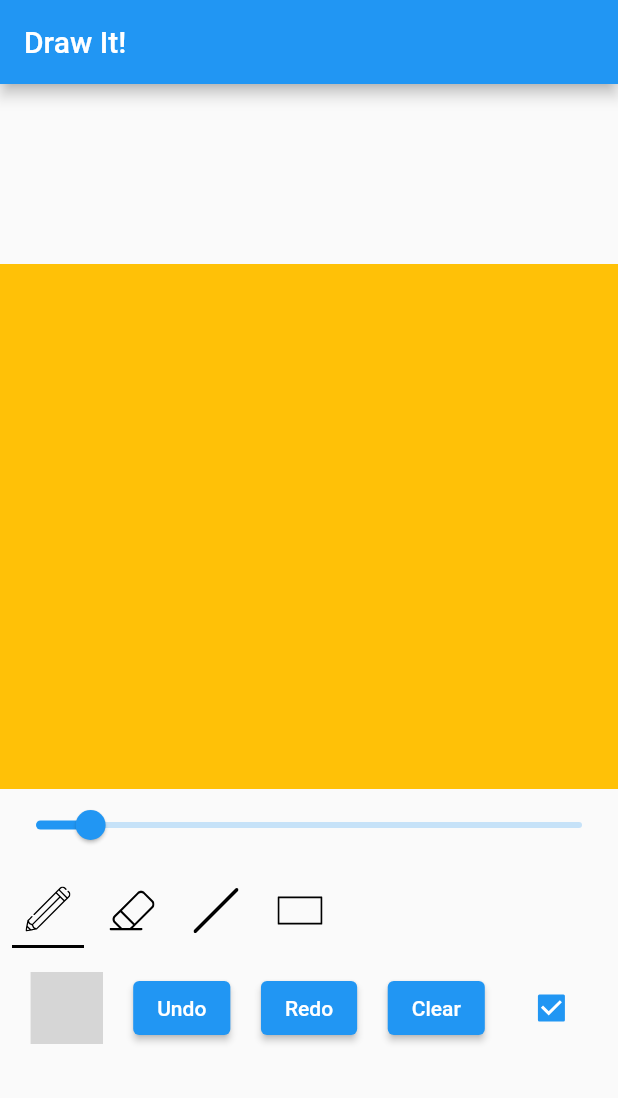
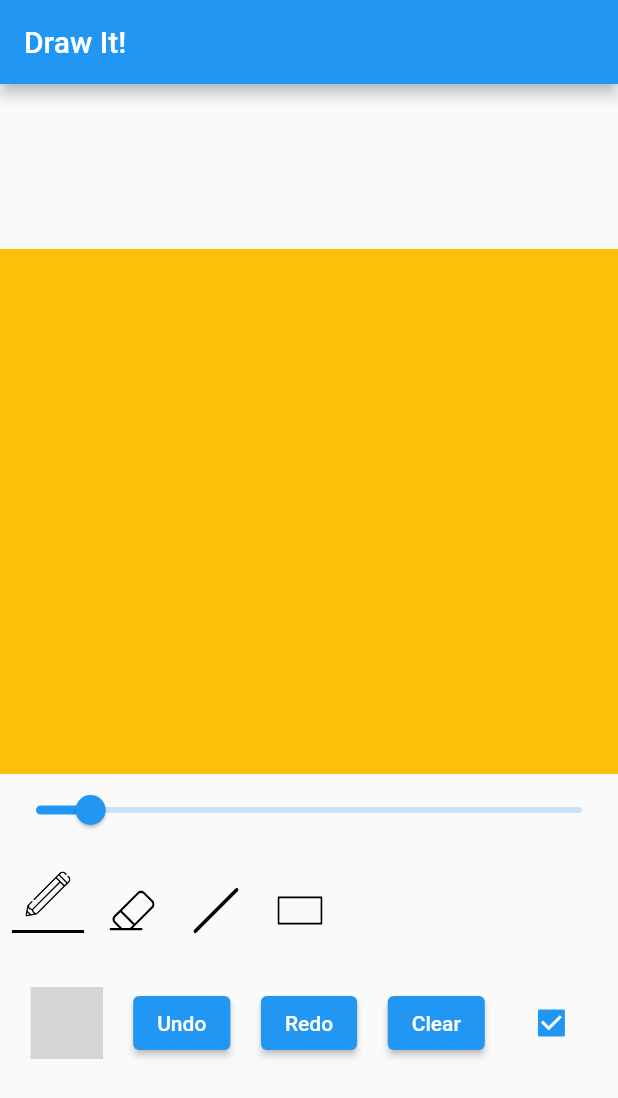
Before and after one commit to ARTI1208/draw_it, a Flutter app: the screen it shows after launch, on a phone screen of 412 x 824 dp. Shown: the top 1098 px of the screen. Run offline on Flutter 3.47's test engine with Material 2 defaults, Android fonts, the phone set to English and light mode, and no system bars; our stand-ins replace flutter_svg, tuple; missing offline and left inert: flex_color_picker; grey boxes are pictures that could not be loaded.

Commit message:
Added elevation for selected tool

```diff
--- a/lib/painter.dart
+++ b/lib/painter.dart
@@ -84,8 +84,7 @@ class PainterState extends State<PainterWidget> {
       ..color = color
       ..strokeCap = StrokeCap.round
       ..strokeWidth = strokeWidth
-      ..style = filled ? PaintingStyle.fill : PaintingStyle.stroke
-    ;
+      ..style = filled ? PaintingStyle.fill : PaintingStyle.stroke;
   }
 
   Paint get linePaint {
@@ -166,7 +165,9 @@ class PainterState extends State<PainterWidget> {
 
     Color newColor = color;
 
-    return showDialog<Color>(context: context, builder: (BuildContext context) {
+    return showDialog<Color>(
+        context: context,
+        builder: (BuildContext context) {
           return AlertDialog(
             title: Text('Pick color'),
             titlePadding: EdgeInsets.all(20),
@@ -180,8 +181,7 @@ class PainterState extends State<PainterWidget> {
                 enableShadesSelection: false,
                 actionButtons: ColorPickerActionButtons(
                   dialogActionButtons: true,
-            )
-        ),
+                )),
             actions: <Widget>[
               TextButton(
                 child: Text('Cancel'),
@@ -209,7 +209,6 @@ class PainterState extends State<PainterWidget> {
               decoration: BoxDecoration(color: backgroundColor),
               child: GestureDetector(
                 onPanStart: (details) {
-
                   removed.clear();
 
                   switch (_paintType) {
@@ -293,7 +292,8 @@ class PainterState extends State<PainterWidget> {
                   setState(() {
                     color = newColor;
                   });
-              },),
+                },
+              ),
               ElevatedButton(
                   child: Text("Undo"),
                   onPressed: () {
@@ -322,7 +322,9 @@ class PainterState extends State<PainterWidget> {
                       removed.clear();
                     });
                   }),
-              Checkbox(value: filled, onChanged: (newValue) {
+              Checkbox(
+                  value: filled,
+                  onChanged: (newValue) {
                     setState(() {
                       filled = newValue ?? false;
                     });
@@ -341,7 +343,8 @@ class ToolRadioButton extends StatelessWidget {
 
   final ValueChanged<PaintType> onTypeSelected;
 
-  ToolRadioButton({required this.buttonType,
+  ToolRadioButton(
+      {required this.buttonType,
       required this.selectedType,
       required this.onTypeSelected,
       required Color selectedColor})
@@ -356,7 +359,9 @@ class ToolRadioButton extends StatelessWidget {
     };
 
     if (buttonType == selectedType) {
-      return Ink(
+      return Padding(
+          padding: EdgeInsets.only(bottom: 20),
+          child: Ink(
             decoration: BoxDecoration(
               border: Border(bottom: BorderSide(color: selectedColor, width: 2)),
             ),
@@ -367,7 +372,7 @@ class ToolRadioButton extends StatelessWidget {
                   height: 30,
                   color: selectedColor,
                 )),
-      );
+          ));
     } else {
       return IconButton(
           onPressed: onPressed,
```
Lines whose indentation alone changed are shown as unchanged.
